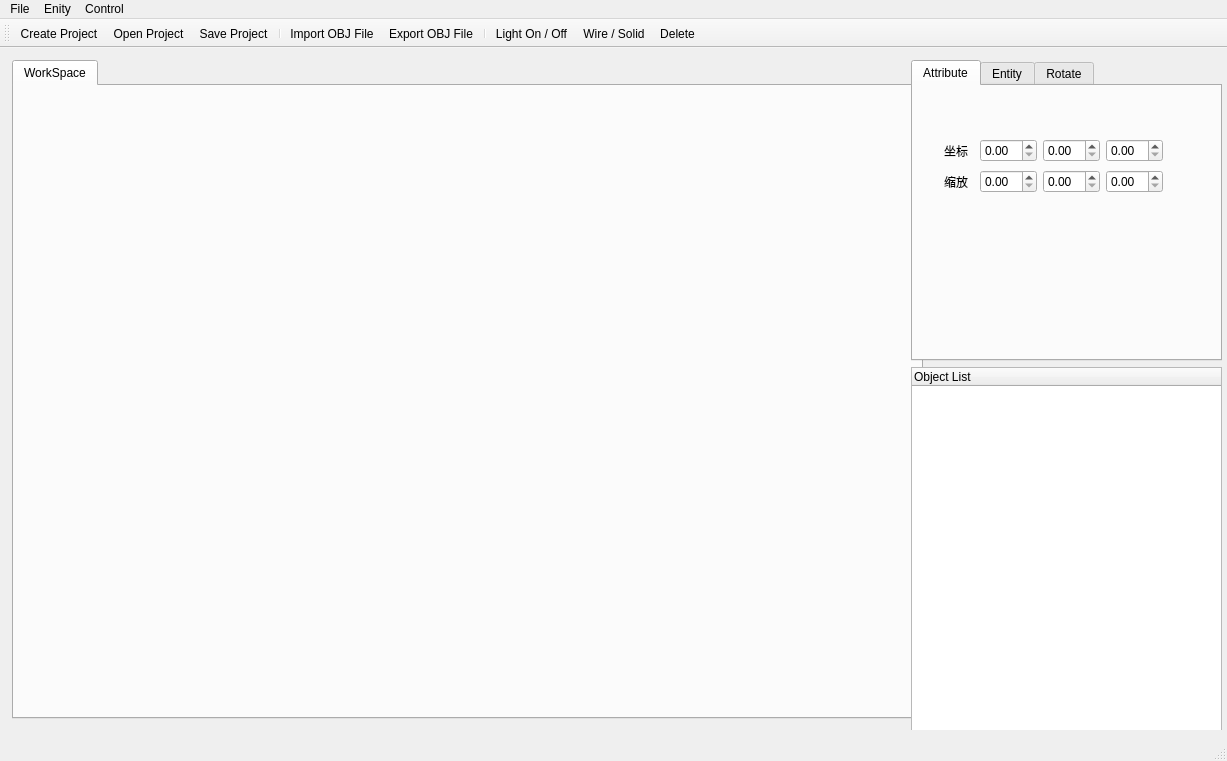
This is mainwindow.ui in Just-CJ/miniBlender as Qt 5 draws it before an edit. The edited form follows.
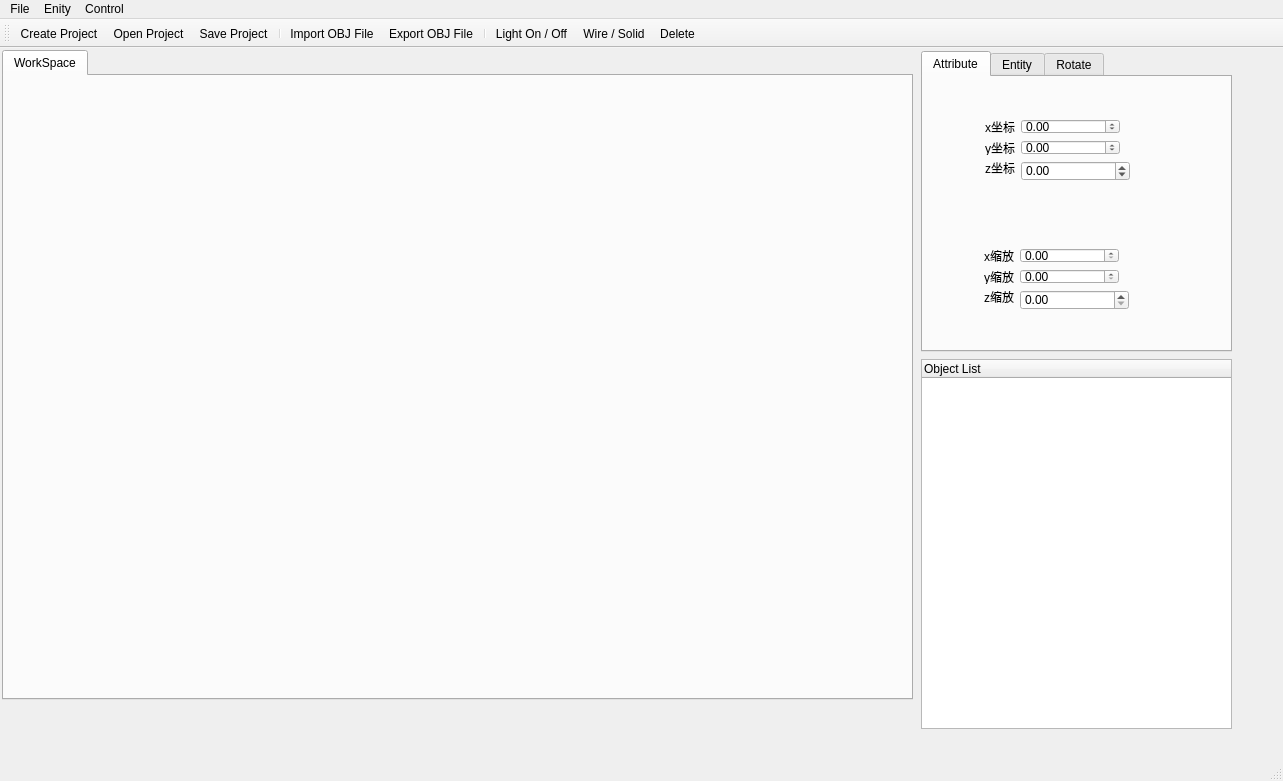
This is the edited form. Icons and pictures are not drawn.

Commit message: add control of offset and scale by three dimensions 	modified:   OBJ.cpp 	modified:   OBJ.h 	modified:   glwidget.cpp 	modified:   glwidget.h 	modified:   mainwindow.cpp 	modified:   mainwindow.h 	modified:   mainwindow.ui

Diff of the .ui file:
```diff
--- a/mainwindow.ui
+++ b/mainwindow.ui
@@ -6,8 +6,8 @@
    <rect>
     <x>0</x>
     <y>0</y>
-    <width>1227</width>
-    <height>761</height>
+    <width>1283</width>
+    <height>781</height>
    </rect>
   </property>
   <property name="minimumSize">
@@ -42,18 +42,15 @@
     </property>
     <layout class="QHBoxLayout" name="horizontalLayout_5"/>
    </widget>
-   <widget class="QWidget" name="layoutWidget">
-    <property name="geometry">
-     <rect>
-      <x>1</x>
-      <y>1</y>
-      <width>1232</width>
-      <height>681</height>
-     </rect>
-    </property>
-    <layout class="QHBoxLayout" name="horizontalLayout_6">
-     <item>
       <widget class="QTabWidget" name="tabWidget_2">
+    <property name="geometry">
+     <rect>
+      <x>2</x>
+      <y>2</y>
+      <width>911</width>
+      <height>650</height>
+     </rect>
+    </property>
        <property name="minimumSize">
         <size>
          <width>911</width>
@@ -80,11 +77,15 @@
         </widget>
        </widget>
       </widget>
-     </item>
-     <item>
-      <layout class="QVBoxLayout" name="verticalLayout_2">
-       <item>
         <widget class="QTabWidget" name="tabWidget">
+    <property name="geometry">
+     <rect>
+      <x>921</x>
+      <y>3</y>
+      <width>311</width>
+      <height>301</height>
+     </rect>
+    </property>
          <property name="minimumSize">
           <size>
            <width>311</width>
@@ -104,53 +105,164 @@
           <attribute name="title">
            <string>Attribute</string>
           </attribute>
-          <widget class="QWidget" name="layoutWidget">
+     <widget class="QWidget" name="">
            <property name="geometry">
             <rect>
-             <x>20</x>
-             <y>40</y>
-             <width>241</width>
-             <height>81</height>
-            </rect>
-           </property>
-           <layout class="QVBoxLayout" name="verticalLayout_5">
-            <item>
+        <x>50</x>
+        <y>160</y>
+        <width>157</width>
+        <height>78</height>
+       </rect>
+      </property>
              <layout class="QHBoxLayout" name="horizontalLayout_7">
               <item>
-               <widget class="QLabel" name="label_4">
-                <property name="text">
-                 <string>坐标</string>
-                </property>
-               </widget>
-              </item>
-              <item>
-               <widget class="QDoubleSpinBox" name="doubleSpinBox_4"/>
-              </item>
-              <item>
-               <widget class="QDoubleSpinBox" name="doubleSpinBox_5"/>
-              </item>
-              <item>
-               <widget class="QDoubleSpinBox" name="doubleSpinBox_6"/>
-              </item>
-             </layout>
-            </item>
-            <item>
-             <layout class="QHBoxLayout" name="horizontalLayout_8">
+        <layout class="QVBoxLayout" name="verticalLayout_7">
               <item>
                <widget class="QLabel" name="label_5">
                 <property name="text">
-                 <string>缩放</string>
+            <string>x缩放</string>
                 </property>
                </widget>
               </item>
               <item>
-               <widget class="QDoubleSpinBox" name="doubleSpinBox_7"/>
+          <widget class="QLabel" name="label_8">
+           <property name="text">
+            <string>y缩放</string>
+           </property>
+          </widget>
               </item>
               <item>
-               <widget class="QDoubleSpinBox" name="doubleSpinBox_8"/>
-              </item>
+          <widget class="QLabel" name="label_9">
+           <property name="text">
+            <string>z缩放</string>
+           </property>
+          </widget>
+         </item>
+        </layout>
+       </item>
               <item>
-               <widget class="QDoubleSpinBox" name="doubleSpinBox_9"/>
+        <layout class="QVBoxLayout" name="verticalLayout_6">
+         <item>
+          <widget class="QDoubleSpinBox" name="display_scale_x">
+           <property name="singleStep">
+            <double>0.100000000000000</double>
+           </property>
+          </widget>
+         </item>
+         <item>
+          <widget class="QDoubleSpinBox" name="display_scale_y">
+           <property name="singleStep">
+            <double>0.100000000000000</double>
+           </property>
+          </widget>
+         </item>
+         <item>
+          <widget class="QDoubleSpinBox" name="display_scale_z">
+           <property name="minimumSize">
+            <size>
+             <width>109</width>
+             <height>20</height>
+            </size>
+           </property>
+           <property name="singleStep">
+            <double>0.100000000000000</double>
+           </property>
+          </widget>
+         </item>
+        </layout>
+       </item>
+      </layout>
+     </widget>
+     <widget class="QWidget" name="">
+      <property name="geometry">
+       <rect>
+        <x>51</x>
+        <y>31</y>
+        <width>157</width>
+        <height>78</height>
+       </rect>
+      </property>
+      <layout class="QHBoxLayout" name="horizontalLayout_6">
+       <item>
+        <layout class="QVBoxLayout" name="verticalLayout_5">
+         <item>
+          <widget class="QLabel" name="label_4">
+           <property name="text">
+            <string>x坐标</string>
+           </property>
+          </widget>
+         </item>
+         <item>
+          <widget class="QLabel" name="label_6">
+           <property name="text">
+            <string>y坐标</string>
+           </property>
+          </widget>
+         </item>
+         <item>
+          <widget class="QLabel" name="label_7">
+           <property name="text">
+            <string>z坐标</string>
+           </property>
+          </widget>
+         </item>
+        </layout>
+       </item>
+       <item>
+        <layout class="QVBoxLayout" name="verticalLayout_2">
+         <item>
+          <widget class="QDoubleSpinBox" name="display_x">
+           <property name="decimals">
+            <number>2</number>
+           </property>
+           <property name="minimum">
+            <double>-10000.000000000000000</double>
+           </property>
+           <property name="maximum">
+            <double>10000.000000000000000</double>
+           </property>
+           <property name="singleStep">
+            <double>0.100000000000000</double>
+           </property>
+          </widget>
+         </item>
+         <item>
+          <widget class="QDoubleSpinBox" name="display_y">
+           <property name="decimals">
+            <number>2</number>
+           </property>
+           <property name="minimum">
+            <double>-10000.000000000000000</double>
+           </property>
+           <property name="maximum">
+            <double>10000.000000000000000</double>
+           </property>
+           <property name="singleStep">
+            <double>0.100000000000000</double>
+           </property>
+          </widget>
+         </item>
+         <item>
+          <widget class="QDoubleSpinBox" name="display_z">
+           <property name="minimumSize">
+            <size>
+             <width>109</width>
+             <height>20</height>
+            </size>
+           </property>
+           <property name="decimals">
+            <number>2</number>
+           </property>
+           <property name="minimum">
+            <double>-10000.000000000000000</double>
+           </property>
+           <property name="maximum">
+            <double>10000.000000000000000</double>
+           </property>
+           <property name="singleStep">
+            <double>0.100000000000000</double>
+           </property>
+          </widget>
               </item>
              </layout>
             </item>
@@ -326,9 +438,15 @@
           <zorder>pushButton</zorder>
          </widget>
         </widget>
-       </item>
-       <item>
         <widget class="QTreeWidget" name="treeWidget">
+    <property name="geometry">
+     <rect>
+      <x>921</x>
+      <y>311</y>
+      <width>311</width>
+      <height>370</height>
+     </rect>
+    </property>
          <property name="minimumSize">
           <size>
            <width>311</width>
@@ -350,19 +468,14 @@
           </property>
          </column>
         </widget>
-       </item>
-      </layout>
-     </item>
-    </layout>
-   </widget>
   </widget>
   <widget class="QMenuBar" name="menuBar">
    <property name="geometry">
     <rect>
      <x>0</x>
      <y>0</y>
-     <width>1227</width>
-     <height>23</height>
+     <width>1283</width>
+     <height>27</height>
     </rect>
    </property>
    <widget class="QMenu" name="menuFile">
```
Lines whose indentation alone changed are shown as unchanged. The commit also changes 6 other files.
